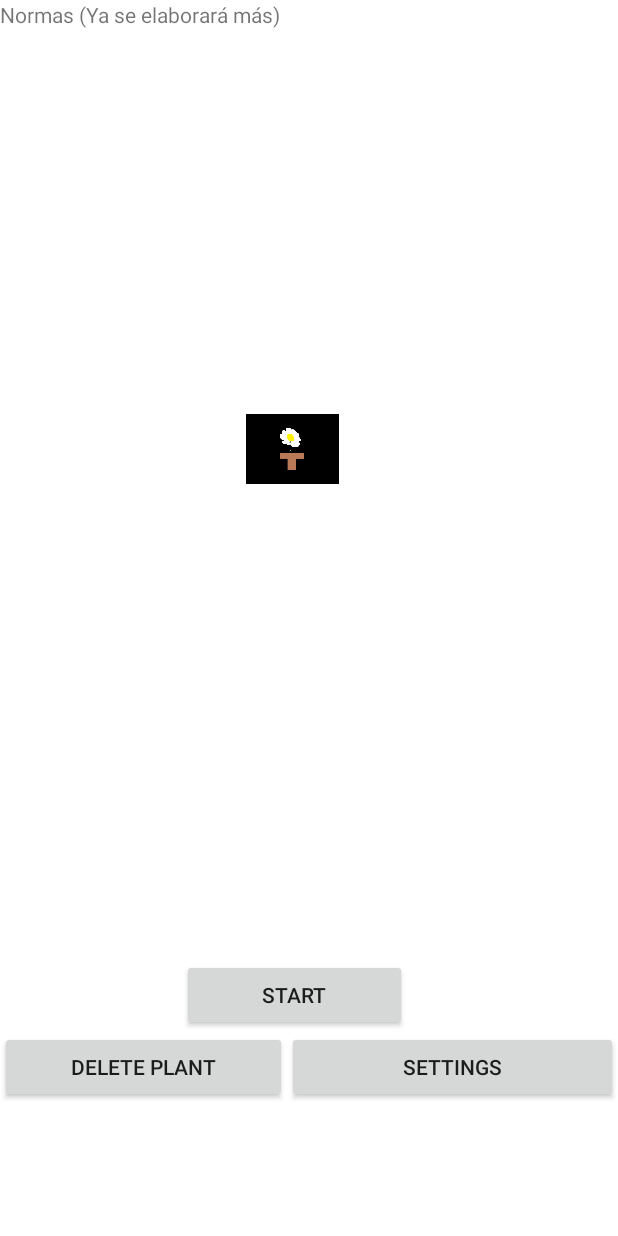
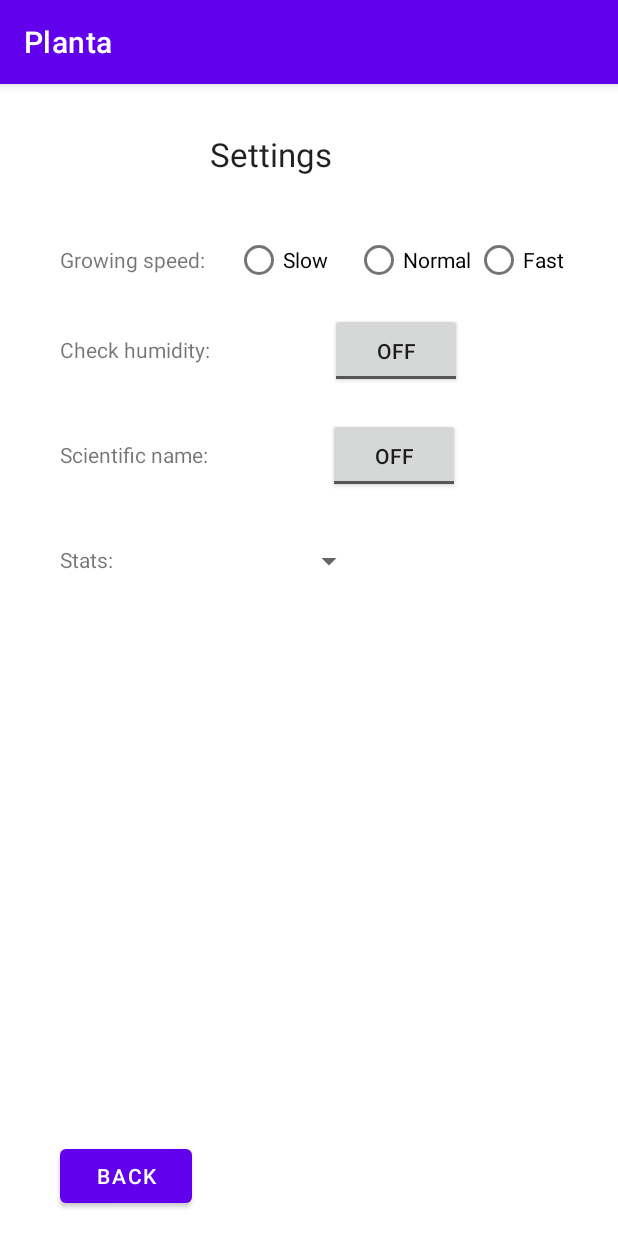
Before and after one commit to EnderCastle/PlantaChallenge, an Android app: the screen it shows after launch (MainActivity before the commit, ActivityAjustes after it), after a tap on "SETTINGS", on a phone screen of 412 x 824 dp. Run offline under Robolectric (Android 15) with nearby library versions, the phone set to English and light mode, and no system bars.

Commit message:
Interfaz de settings

```diff
--- a/app/src/main/AndroidManifest.xml
+++ b/app/src/main/AndroidManifest.xml
@@ -12,6 +12,13 @@
         android:supportsRtl="true"
         android:theme="@style/Theme.Planta"
         tools:targetApi="31">
+        <activity
+            android:name=".ActivityAjustes"
+            android:exported="false">
+            <meta-data
+                android:name="android.app.lib_name"
+                android:value="" />
+        </activity>
         <activity
             android:name=".ActivityPlanta"
             android:exported="false">
--- /dev/null
+++ b/app/src/main/java/com/example/planta/ActivityAjustes.java
@@ -0,0 +1,22 @@
+package com.example.planta;
+
+import androidx.appcompat.app.AppCompatActivity;
+
+import android.content.Intent;
+import android.os.Bundle;
+import android.view.View;
+import android.widget.Spinner;
+import android.widget.TextView;
+
+public class ActivityAjustes extends AppCompatActivity {
+
+    @Override
+    protected void onCreate(Bundle savedInstanceState) {
+        super.onCreate(savedInstanceState);
+        setContentView(R.layout.activity_ajustes);
+    }
+
+    public void volver (View v) {
+        finish();
+    }
+}
--- a/app/src/main/java/com/example/planta/MainActivity.java
+++ b/app/src/main/java/com/example/planta/MainActivity.java
@@ -11,7 +11,7 @@ import android.widget.Button;
 public class MainActivity extends Activity {
 
     @Override
-    protected void onCreate(Bundle savedInstanceState) {
+    protected void onCreate (Bundle savedInstanceState) {
         super.onCreate(savedInstanceState);
         setContentView(R.layout.activity_main);
         Button boton = (Button) findViewById(R.id.buton_empezar);
@@ -19,8 +19,17 @@ public class MainActivity extends Activity {
         // hola, funciona?
 
     }
-    public  void empezar(View v){
+    public  void empezar (View v) {
         Intent intent = new Intent(getApplicationContext(),ActivityPlanta.class);
         startActivity(intent);
     }
+
+    public void borrar (View v) {
+
+    }
+
+    public void ajustes (View v) {
+        Intent intent = new Intent(getApplicationContext(), ActivityAjustes.class);
+        startActivity(intent);
+    }
 }
--- /dev/null
+++ b/app/src/main/res/layout/activity_ajustes.xml
@@ -0,0 +1,131 @@
+<?xml version="1.0" encoding="utf-8"?>
+<androidx.constraintlayout.widget.ConstraintLayout xmlns:android="http://schemas.android.com/apk/res/android"
+    xmlns:app="http://schemas.android.com/apk/res-auto"
+    xmlns:tools="http://schemas.android.com/tools"
+    android:layout_width="match_parent"
+    android:layout_height="match_parent"
+    tools:context=".ActivityAjustes">
+
+    <TextView
+        android:id="@+id/humedad"
+        android:layout_width="wrap_content"
+        android:layout_height="20dp"
+        android:layout_marginStart="40dp"
+        android:layout_marginTop="40dp"
+        android:text="Check humidity:"
+        app:layout_constraintStart_toStartOf="parent"
+        app:layout_constraintTop_toBottomOf="@+id/velocidad" />
+
+    <TextView
+        android:id="@+id/tittle"
+        android:layout_width="97dp"
+        android:layout_height="30dp"
+        android:layout_marginStart="140dp"
+        android:layout_marginTop="32dp"
+        android:text="Settings"
+        android:textAppearance="@style/TextAppearance.AppCompat.Large"
+        app:layout_constraintStart_toStartOf="parent"
+        app:layout_constraintTop_toTopOf="parent" />
+
+    <ToggleButton
+        android:id="@+id/humedadToggle"
+        android:layout_width="wrap_content"
+        android:layout_height="50dp"
+        android:layout_marginStart="80dp"
+        android:layout_marginTop="25dp"
+        android:text="ToggleButton"
+        app:layout_constraintStart_toEndOf="@+id/humedad"
+        app:layout_constraintTop_toBottomOf="@+id/radioGroup" />
+
+    <TextView
+        android:id="@+id/velocidad"
+        android:layout_width="wrap_content"
+        android:layout_height="20dp"
+        android:layout_marginStart="40dp"
+        android:layout_marginTop="45dp"
+        android:text="Growing speed:"
+        app:layout_constraintStart_toStartOf="parent"
+        app:layout_constraintTop_toBottomOf="@+id/tittle" />
+
+    <RadioGroup
+        android:id="@+id/radioGroup"
+        android:layout_width="240dp"
+        android:layout_height="20dp"
+        android:layout_marginStart="20dp"
+        android:layout_marginTop="45dp"
+        android:orientation="horizontal"
+        app:layout_constraintStart_toEndOf="@+id/velocidad"
+        app:layout_constraintTop_toBottomOf="@+id/tittle">
+
+        <RadioButton
+            android:id="@+id/speed1"
+            android:layout_width="80dp"
+            android:layout_height="20dp"
+            android:text="Slow"
+            android:textAppearance="@style/TextAppearance.AppCompat.Body1" />
+
+        <RadioButton
+            android:id="@+id/speed2"
+            android:layout_width="80dp"
+            android:layout_height="20dp"
+            android:text="Normal" />
+
+        <RadioButton
+            android:id="@+id/speed3"
+            android:layout_width="80dp"
+            android:layout_height="20dp"
+            android:layout_weight="1"
+            android:text="Fast" />
+    </RadioGroup>
+
+    <TextView
+        android:id="@+id/nombreCientifico"
+        android:layout_width="wrap_content"
+        android:layout_height="20dp"
+        android:layout_marginStart="40dp"
+        android:layout_marginTop="50dp"
+        android:text="Scientific name:"
+        app:layout_constraintStart_toStartOf="parent"
+        app:layout_constraintTop_toBottomOf="@+id/humedad" />
+
+    <ToggleButton
+        android:id="@+id/cientificoToggle"
+        android:layout_width="wrap_content"
+        android:layout_height="50dp"
+        android:layout_marginStart="80dp"
+        android:layout_marginTop="20dp"
+        android:text="ToggleButton"
+        app:layout_constraintStart_toEndOf="@+id/nombreCientifico"
+        app:layout_constraintTop_toBottomOf="@+id/humedadToggle" />
+
+    <TextView
+        android:id="@+id/stats"
+        android:layout_width="wrap_content"
+        android:layout_height="20dp"
+        android:layout_marginStart="40dp"
+        android:layout_marginTop="50dp"
+        android:text="Stats:"
+        app:layout_constraintStart_toStartOf="parent"
+        app:layout_constraintTop_toBottomOf="@+id/nombreCientifico" />
+
+    <Spinner
+        android:id="@+id/spinner"
+        android:layout_width="wrap_content"
+        android:layout_height="20dp"
+        android:layout_marginStart="120dp"
+        android:layout_marginTop="35dp"
+        app:layout_constraintStart_toEndOf="@+id/stats"
+        app:layout_constraintTop_toBottomOf="@+id/cientificoToggle" />
+
+    <Button
+        android:id="@+id/volver"
+        android:layout_width="wrap_content"
+        android:layout_height="wrap_content"
+        android:layout_marginStart="40dp"
+        android:layout_marginBottom="16dp"
+        android:onClick="volver"
+        android:text="Back"
+        app:layout_constraintBottom_toBottomOf="parent"
+        app:layout_constraintStart_toStartOf="parent" />
+
+</androidx.constraintlayout.widget.ConstraintLayout>
--- a/app/src/main/res/layout/activity_main.xml
+++ b/app/src/main/res/layout/activity_main.xml
@@ -1,5 +1,6 @@
 <?xml version="1.0" encoding="utf-8"?>
-<LinearLayout xmlns:android="http://schemas.android.com/apk/res/android"
+
+<androidx.constraintlayout.widget.ConstraintLayout xmlns:android="http://schemas.android.com/apk/res/android"
     xmlns:app="http://schemas.android.com/apk/res-auto"
     xmlns:tools="http://schemas.android.com/tools"
     android:layout_width="match_parent"
@@ -7,63 +8,68 @@
     android:orientation="vertical"
     tools:context=".MainActivity">
 
+
     <TextView
-        android:layout_width="wrap_content"
-        android:layout_height="wrap_content"
-        android:text="Normas (Ya se elaborará más)"/>
-
-    <TableLayout
-        android:layout_width="match_parent"
-        android:layout_height="match_parent">
-
-        <TableRow
-            android:layout_marginTop="200dp">
+        android:id="@+id/normas"
+        android:layout_width="0dp"
+        android:layout_height="0dp"
+        android:layout_marginLeft="2dp"
+        android:layout_marginRight="2dp"
+        android:layout_marginTop="2dp"
+        android:layout_marginBottom="20dp"
+        android:text="Instrucciones y normas (texto a  elaborar)"
+        app:layout_constraintBottom_toTopOf="@+id/imageView"
+        app:layout_constraintEnd_toEndOf="parent"
+        app:layout_constraintStart_toStartOf="parent"
+        app:layout_constraintTop_toTopOf="parent" />
 
     <ImageView
-                android:id="@+id/image"
-                android:layout_height="150dp"
-                android:layout_width="150dp"
-                android:layout_column="1"
-                android:src="@drawable/planta1"/>
-
-        </TableRow>
-
-        <TableRow
-            android:layout_marginTop="270dp"
-            android:layout_gravity="bottom">
+        android:id="@+id/imageView"
+        android:layout_width="200dp"
+        android:layout_height="200dp"
+        android:layout_marginBottom="80dp"
+        android:src="@drawable/planta1"
+        app:layout_constraintBottom_toTopOf="@+id/buton_empezar"
+        app:layout_constraintEnd_toEndOf="parent"
+        app:layout_constraintStart_toStartOf="parent"
+        app:layout_constraintTop_toBottomOf="@+id/normas" />
 
     <Button
-                android:layout_column="1"
-                android:layout_width="120dp"
-                android:layout_height="wrap_content"
         android:id="@+id/buton_empezar"
+        android:layout_width="160dp"
+        android:layout_height="85dp"
+        android:layout_marginBottom="70dp"
+        android:onClick="empezar"
         android:text="Start"
-                android:onClick="empezar"/>
-
-        </TableRow>
-
-        <TableRow
-            android:layout_width="match_parent"
-            android:layout_height="match_parent">
+        app:layout_constraintBottom_toTopOf="@+id/borrar"
+        app:layout_constraintEnd_toEndOf="parent"
+        app:layout_constraintStart_toStartOf="parent"
+        app:layout_constraintTop_toBottomOf="@+id/imageView" />
 
     <Button
-                android:id="@+id/borrar_planta"
-                android:layout_width="wrap_content"
-                android:layout_height="wrap_content"
-                android:layout_weight="0.5"
+        android:id="@+id/borrar"
+        android:layout_width="150dp"
+        android:layout_height="90dp"
+        android:layout_marginStart="10dp"
+        android:layout_marginEnd="75dp"
+        android:layout_marginBottom="30dp"
         android:onClick="borrar"
-                android:text="Delete plant" />
+        android:text="Delete plant"
+        app:layout_constraintBottom_toBottomOf="parent"
+        app:layout_constraintEnd_toStartOf="@+id/ajustes"
+        app:layout_constraintStart_toStartOf="parent"
+        app:layout_constraintTop_toBottomOf="@+id/buton_empezar" />
 
     <Button
         android:id="@+id/ajustes"
-                android:layout_width="wrap_content"
-                android:layout_height="wrap_content"
-                android:layout_weight="0.5"
+        android:layout_width="150dp"
+        android:layout_height="90dp"
+        android:layout_marginEnd="10dp"
         android:onClick="ajustes"
-                android:text="Settings" />
+        android:text="Settings"
+        app:layout_constraintBottom_toBottomOf="@+id/borrar"
+        app:layout_constraintEnd_toEndOf="parent"
+        app:layout_constraintStart_toEndOf="@+id/borrar"
+        app:layout_constraintTop_toTopOf="@+id/borrar" />
 
-        </TableRow>
-
-    </TableLayout>
-
-</LinearLayout>
+</androidx.constraintlayout.widget.ConstraintLayout>
```
Lines whose indentation alone changed are shown as unchanged.
